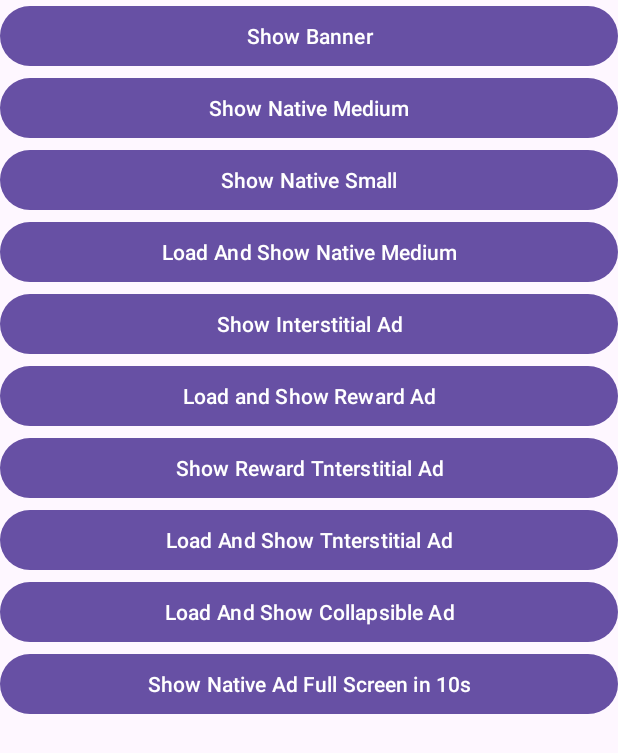
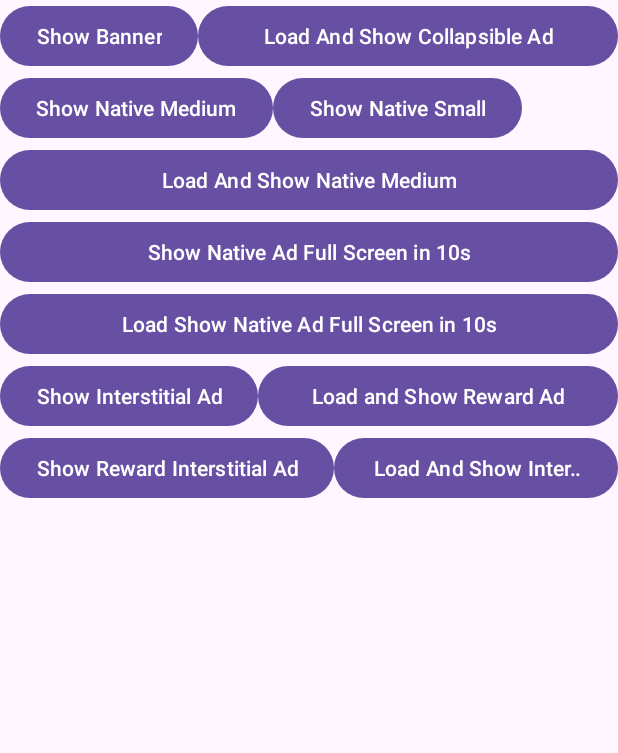
Before and after one commit to DungnmDEV/AdmobLib, an Android app: the layout activity_main.xml on its own in the app's theme, with its tools: preview values and no code run, on a phone screen of 412 x 824 dp. Shown: the top 753 px of the screen. Run offline under Robolectric (Android 15) with nearby library versions, the phone set to English and light mode, and no system bars.

Commit message:
fix loading sreen of reward interstitial Ad

```diff
--- a/AdmobLib/src/main/java/com/dungvnhh98/percas/studio/admoblib/AdmobManager.kt
+++ b/AdmobLib/src/main/java/com/dungvnhh98/percas/studio/admoblib/AdmobManager.kt
@@ -1403,9 +1403,9 @@ object AdmobManager {
 
         isOverlayAdShowing = true
 
+        dialogLoading(activity)
 
         if (rewardInterAdHolder.isLoading) {
-            dialogLoading(activity)
             rewardInterAdHolder.mutable.observe(activity as LifecycleOwner) { reward: RewardedInterstitialAd? ->
                 reward?.let {
                     rewardInterAdHolder.mutable.removeObservers((activity as LifecycleOwner))
@@ -1451,7 +1451,6 @@ object AdmobManager {
             }
         } else {
             if (rewardInterAdHolder.rewardInterAd != null) {
-                dialogLoading(activity)
 
                 rewardInterAdHolder.rewardInterAd?.setOnPaidEventListener {
                     adCallback.onAdPaid(it, rewardInterAdHolder.rewardInterAd!!.adUnitId)
--- a/app/src/main/java/com/dungvnhh98/percas/studio/example/Ads.kt
+++ b/app/src/main/java/com/dungvnhh98/percas/studio/example/Ads.kt
@@ -9,5 +9,6 @@ object Ads {
     val nativeHolder2 = NativeAdHolder("")
     val nativeHolder3 = NativeAdHolder("")
     val interholder = InterAdHolder("")
+    val interholder2 = InterAdHolder("")
     val interRewardHolder = RewardInterAdHolder("")
 }
--- a/app/src/main/res/layout/activity_main.xml
+++ b/app/src/main/res/layout/activity_main.xml
@@ -6,102 +6,145 @@
     android:layout_width="match_parent"
     android:layout_height="match_parent"
     tools:context=".MainActivity">
+
     <Button
+        android:id="@+id/btn_banner"
+        android:layout_width="wrap_content"
+        android:layout_height="wrap_content"
+        android:text="Show Banner"
+        app:layout_constraintTop_toTopOf="parent"
+        app:layout_constraintStart_toStartOf="parent"/>
+
+    <Button
+        android:id="@+id/btn_loadandshowCollap"
+        android:layout_width="0dp"
+        android:layout_height="wrap_content"
+        android:text="Load And Show Collapsible Ad"
+        app:layout_constraintTop_toTopOf="parent"
+        app:layout_constraintEnd_toEndOf="parent"
+        android:singleLine="true"
+        android:ellipsize="marquee"
+        android:marqueeRepeatLimit="marquee_forever"
+        app:layout_constraintStart_toEndOf="@+id/btn_banner"/>
+
+    <Button
+        android:id="@+id/btn_nativeMedium"
+        android:layout_width="wrap_content"
+        android:layout_height="wrap_content"
+        android:text="Show Native Medium"
+        app:layout_constraintStart_toStartOf="parent"
+        app:layout_constraintTop_toBottomOf="@+id/btn_loadandshowCollap" />
+
+    <Button
+        android:id="@+id/btn_nativeSmall"
+        android:layout_width="wrap_content"
+        android:layout_height="wrap_content"
+        app:layout_constraintStart_toEndOf="@+id/btn_nativeMedium"
+        android:text="Show Native Small"
+        android:singleLine="true"
+        android:ellipsize="marquee"
+        android:marqueeRepeatLimit="marquee_forever"
+        app:layout_constraintTop_toBottomOf="@+id/btn_loadandshowCollap" />
+
+
+    <Button
+        android:id="@+id/btn_loadandshow"
         android:layout_width="match_parent"
         android:layout_height="wrap_content"
-        app:layout_constraintTop_toTopOf="parent"
-        android:id="@+id/btn_banner"
-        android:text="Show Banner"/>
+        app:layout_constraintStart_toStartOf="parent"
+        android:text="Load And Show Native Medium"
+        app:layout_constraintTop_toBottomOf="@+id/btn_nativeSmall" />
+
     <Button
+        android:id="@+id/btn_shownativefullscreen"
         android:layout_width="match_parent"
         android:layout_height="wrap_content"
-        app:layout_constraintTop_toBottomOf="@+id/btn_banner"
-        android:id="@+id/btn_nativeMedium"
-        android:text="Show Native Medium"/>
+        android:text="Show Native Ad Full Screen in 10s"
+        app:layout_constraintTop_toBottomOf="@+id/btn_loadandshow" />
+
     <Button
+        android:id="@+id/btn_loadandshownativefullscreen"
         android:layout_width="match_parent"
         android:layout_height="wrap_content"
-        app:layout_constraintTop_toBottomOf="@+id/btn_nativeMedium"
-        android:id="@+id/btn_nativeSmall"
-        android:text="Show Native Small"/>
+        android:text="Load Show Native Ad Full Screen in 10s"
+        app:layout_constraintTop_toBottomOf="@+id/btn_shownativefullscreen" />
+
     <Button
+        android:id="@+id/btn_showinter"
+        android:layout_width="wrap_content"
+        android:layout_height="wrap_content"
+        android:text="Show Interstitial Ad"
+        app:layout_constraintStart_toStartOf="parent"
+        app:layout_constraintTop_toBottomOf="@+id/btn_loadandshownativefullscreen" />
+
+    <Button
+        android:id="@+id/btn_loadAndShowreward"
+        android:layout_width="0dp"
+        android:layout_height="wrap_content"
+        app:layout_constraintEnd_toEndOf="parent"
+        android:text="Load and Show Reward Ad"
+        android:singleLine="true"
+        android:ellipsize="marquee"
+        android:marqueeRepeatLimit="marquee_forever"
+        app:layout_constraintStart_toEndOf="@+id/btn_showinter"
+        app:layout_constraintTop_toBottomOf="@+id/btn_loadandshownativefullscreen" />
+
+    <Button
+        android:id="@+id/btn_show_inter_reward"
+        android:layout_width="wrap_content"
+        android:layout_height="wrap_content"
+        app:layout_constraintStart_toStartOf="parent"
+        android:text="Show Reward Interstitial Ad"
+        app:layout_constraintTop_toBottomOf="@+id/btn_loadAndShowreward" />
+
+    <Button
+        android:id="@+id/btn_loadandshowinter"
+        android:layout_width="0dp"
+        android:layout_height="wrap_content"
+        app:layout_constraintStart_toEndOf="@+id/btn_show_inter_reward"
+        app:layout_constraintEnd_toEndOf="parent"
+        android:text="Load And Show Interstitial Ad"
+        android:singleLine="true"
+        android:ellipsize="marquee"
+        android:marqueeRepeatLimit="marquee_forever"
+        app:layout_constraintTop_toBottomOf="@+id/btn_loadAndShowreward" />
+
+
+    <View
+        android:id="@+id/line"
+        android:layout_width="match_parent"
+        android:layout_height="1dp"
+        android:visibility="gone"
+        app:layout_constraintBottom_toTopOf="@+id/fl_banner" />
+
+    <FrameLayout
+        android:id="@+id/fl_banner"
         android:layout_width="match_parent"
         android:layout_height="wrap_content"
-        app:layout_constraintTop_toBottomOf="@+id/btn_nativeSmall"
-        android:id="@+id/btn_loadandshow"
-        android:text="Load And Show Native Medium"/>
-    <Button
+        android:minHeight="50dp"
+        android:visibility="gone"
+        app:layout_constraintBottom_toBottomOf="parent" />
+
+    <FrameLayout
+        android:id="@+id/fl_native_medium"
         android:layout_width="match_parent"
         android:layout_height="wrap_content"
-        app:layout_constraintTop_toBottomOf="@+id/btn_loadandshow"
-        android:id="@+id/btn_inter"
-        android:text="Show Interstitial Ad"/>
-    <Button
+        android:minHeight="200dp"
+        android:visibility="gone"
+        app:layout_constraintBottom_toBottomOf="parent" />
+
+    <FrameLayout
+        android:id="@+id/fl_native_small"
         android:layout_width="match_parent"
         android:layout_height="wrap_content"
-        app:layout_constraintTop_toBottomOf="@+id/btn_inter"
-        android:id="@+id/btn_reward"
-        android:text="Load and Show Reward Ad"/>
-
-    <Button
-        android:layout_width="match_parent"
-        android:layout_height="wrap_content"
-        app:layout_constraintTop_toBottomOf="@+id/btn_reward"
-        android:id="@+id/btn_inter_reward"
-        android:text="Show Reward Tnterstitial Ad"/>
-    <Button
-        android:layout_width="match_parent"
-        android:layout_height="wrap_content"
-        app:layout_constraintTop_toBottomOf="@+id/btn_inter_reward"
-        android:id="@+id/btn_loadandshowinter"
-        android:text="Load And Show Tnterstitial Ad"/>
-
-    <Button
-        android:layout_width="match_parent"
-        android:layout_height="wrap_content"
-        app:layout_constraintTop_toBottomOf="@+id/btn_loadandshowinter"
-        android:id="@+id/btn_loadandshowCollap"
-        android:text="Load And Show Collapsible Ad"/>
-
-    <Button
-        android:layout_width="match_parent"
-        android:layout_height="wrap_content"
-        app:layout_constraintTop_toBottomOf="@+id/btn_loadandshowCollap"
-        android:id="@+id/btn_shownativefullscreen"
-        android:text="Show Native Ad Full Screen in 10s"/>
-
-    <View
-        android:layout_width="match_parent"
-        android:layout_height="1dp"
-        android:id="@+id/line"
-        app:layout_constraintBottom_toTopOf="@+id/fl_banner"
-        android:visibility="gone"/>
-    <FrameLayout
-        android:layout_width="match_parent"
-        android:layout_height="wrap_content"
-        app:layout_constraintBottom_toBottomOf="parent"
-        android:id="@+id/fl_banner"
-        android:minHeight="50dp"
-        android:visibility="gone"/>
-    <FrameLayout
-        android:layout_width="match_parent"
-        android:layout_height="wrap_content"
-        app:layout_constraintBottom_toBottomOf="parent"
-        android:id="@+id/fl_native_medium"
-        android:minHeight="200dp"
-        android:visibility="gone"/>
-    <FrameLayout
-        android:layout_width="match_parent"
-        android:layout_height="wrap_content"
-        app:layout_constraintBottom_toBottomOf="parent"
-        android:id="@+id/fl_native_small"
+        android:background="#4D000000"
         android:minHeight="90dp"
-        android:background="#4D000000"
-        android:visibility="gone"/>
+        android:visibility="gone"
+        app:layout_constraintBottom_toBottomOf="parent" />
 
     <FrameLayout
+        android:id="@+id/fl_native_fullscreen"
         android:layout_width="match_parent"
         android:layout_height="match_parent"
-        android:id="@+id/fl_native_fullscreen"
-        android:visibility="gone"/>
+        android:visibility="gone" />
 </androidx.constraintlayout.widget.ConstraintLayout>
```
Also changed, not shown: app/src/main/java/com/dungvnhh98/percas/studio/example/MainActivity.kt (+165 -32 lines), app/src/main/java/com/dungvnhh98/percas/studio/example/SplashActivity.kt (+11 -4 lines), app/src/main/res/layout/activity_splash.xml (+13 -23 lines), 1 other file.
